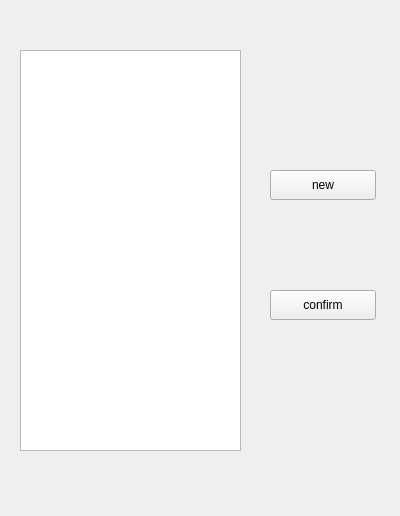
Before: the Qt Designer form Client/front_end/changegroup.ui in Sjeary/OnPointLinkProgram, drawn with Qt 5.
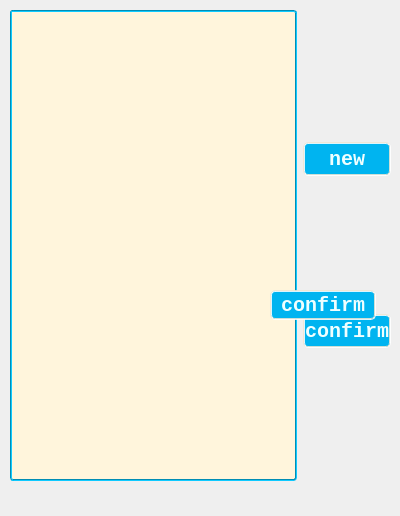
After: the same form once the commit is applied. Icons and pictures are not drawn.

Diff of the .ui file:
```diff
--- a/Client/front_end/changegroup.ui
+++ b/Client/front_end/changegroup.ui
@@ -13,28 +13,277 @@
   <property name="windowTitle">
    <string>Form</string>
   </property>
-  <widget class="QTableWidget" name="tableWidget_changegroup">
+  <property name="styleSheet">
+   <string notr="true">
+QWidget
+{
+    /*背景色，蓝到淡黄渐变*/
+    /*渐变色:rgba中最后一值为透明度,0_255&lt;-&gt;完全透明_不透明*/
+    background-color: qradialgradient(cx:0.25, cy:0.25, radius:0.75, fx:0.618 fy:0.618,
+                                        stop:0 rgba(20,150,220,240),
+                                        stop:1 rgba(255,245,220,240));
+}
+
+#login
+{
+    /*宽高*/
+    width: 800px;
+    height: 500px;
+}
+
+#label_picture
+{
+    /*背景图片，注意格式*/
+    border-image:url(:/res/background-images/login1.jpg) 4 4 4 4 strech strech;
+    /*为logo采用特殊字体*/
+    font-family: Chiller;
+    font-size: 80px;
+    font-weight:bold;
+}
+
+
+#pushButton_Login
+{
+    font-family:LiSu;
+}
+
+
+QComboBox
+{
+    /*背景，淡黄*/
+    background: rgb(255,245,220);
+    /*边框，蓝绿*/
+    border-color: rgb(0,140,180);
+    border-style: groove;
+    border-radius: 3px;
+    border-width: 2px;
+    /*前景/字体*/
+    color: black;
+    font-family: consolas;
+    font-size: 24px;
+    /*内边距*/
+    padding-top: 2px;
+    padding-left: 2px;
+    /*宽高*/
+    height: 30px;
+}
+/*下拉框格式*/
+QComboBox QAbstractItemView
+{
+    /*背景，淡黄*/
+    background: rgb(255,245,220);
+    /*前景/字体*/
+    color: black;
+    font-family: consolas;
+    font-size: 24px;
+    /*内边距*/
+    padding-top: 2px;
+    padding-left: 2px;
+    /*宽高*/
+    height: 30px;
+}
+/*选中效果*/
+QComboBox:on
+{
+    padding-top: 3px;
+    padding-left: 4px;
+}
+/*下拉箭头容器*/
+QComboBox::drop-down
+{
+    width: 32px;
+    height: 32px;
+}
+
+/*下拉箭头*/
+QComboBox::down-arrow
+{
+    image: url(:/res/icons/xiala.png);
+}
+/*下拉箭头选中效果*/
+QComboBox::down-arrow:on
+{
+    image: url(:/res/icons/shangla.png);
+}
+
+
+QCheckBox
+{
+    /*前景/字体*/
+    color: black;
+    font-family: consolas;
+    font-size: 24px;
+    /*内边距*/
+    padding-left:5px;
+}
+
+/*按钮*/
+QPushButton,QRadioButton
+{
+    /*背景，偏深蓝*/
+    background-color: rgb(0,180,240);
+    /*边框,淡黄*/
+    border-color: rgba(240,230,210,220);
+    border-radius: 5px;
+    border-style: groove;
+    border-width: 2px;
+    /*前景/字体，淡蓝*/
+    color: rgb(240,255,255);
+    font-family: consolas;
+    font-size: 20px;
+    font-weight:bold;
+    /*内边距*/
+    /*宽高*/
+    height:30px;
+}
+
+/*悬停时，背景变为淡蓝色，字体变为白色*/
+QRadioButton:hover,QPushButton:hover
+{
+    background-color: rgb(100,180,250);
+    color: white;
+}
+
+/*按下时，背景变为蓝绿色，显示边框效果*/
+QPushButton:pressed,QRadioButton:pressed
+{
+    /*背景*/
+    background-color: rgb(0,140,180);
+    /*边框*/
+    border-style: inset;
+    /*前景/字体*/
+    color: white;
+    /*内边距*/
+    padding-left:2px;
+    padding-top:2px;
+}
+
+
+QLabel
+{
+    font-family: consolas;
+    font-size: 24px;
+    font-weight:bold;
+    /*设置QLabel字体为居中*/
+    qproperty-alignment:AlignCenter;
+}
+
+
+QLineEdit,QTableWidget
+{
+    /*背景，淡黄*/
+    background: rgb(255,245,220);
+    /*选中背景，蓝色*/
+    selection-background-color: rgb(10, 140, 220);
+    /*边框，蓝绿*/
+    border-color: rgb(0,140,180);
+    border-style: groove;
+    border-radius: 3px;
+    border-width: 2px;
+    /*前景/字体*/
+    color: black;
+    font-family: consolas;
+    font-size: 24px;
+    /*宽高*/
+    height: 30px;
+}
+</string>
+  </property>
+  <widget class="QWidget" name="">
    <property name="geometry">
     <rect>
-     <x>20</x>
-     <y>50</y>
-     <width>221</width>
-     <height>401</height>
+     <x>10</x>
+     <y>10</y>
+     <width>381</width>
+     <height>471</height>
     </rect>
    </property>
-  </widget>
-  <widget class="QPushButton" name="pushButton_new">
-   <property name="geometry">
-    <rect>
-     <x>270</x>
-     <y>170</y>
-     <width>106</width>
-     <height>30</height>
-    </rect>
-   </property>
-   <property name="text">
-    <string>new</string>
-   </property>
+   <layout class="QHBoxLayout" name="horizontalLayout">
+    <item>
+     <widget class="QTableWidget" name="tableWidget_changegroup"/>
+    </item>
+    <item>
+     <layout class="QVBoxLayout" name="verticalLayout">
+      <property name="leftMargin">
+       <number>0</number>
+      </property>
+      <item>
+       <spacer name="verticalSpacer">
+        <property name="orientation">
+         <enum>Qt::Vertical</enum>
+        </property>
+        <property name="sizeType">
+         <enum>QSizePolicy::Fixed</enum>
+        </property>
+        <property name="sizeHint" stdset="0">
+         <size>
+          <width>20</width>
+          <height>40</height>
+         </size>
+        </property>
+       </spacer>
+      </item>
+      <item>
+       <widget class="QPushButton" name="pushButton_new">
+        <property name="minimumSize">
+         <size>
+          <width>85</width>
+          <height>30</height>
+         </size>
+        </property>
+        <property name="text">
+         <string>new</string>
+        </property>
+       </widget>
+      </item>
+      <item>
+       <spacer name="verticalSpacer_2">
+        <property name="orientation">
+         <enum>Qt::Vertical</enum>
+        </property>
+        <property name="sizeType">
+         <enum>QSizePolicy::Minimum</enum>
+        </property>
+        <property name="sizeHint" stdset="0">
+         <size>
+          <width>20</width>
+          <height>40</height>
+         </size>
+        </property>
+       </spacer>
+      </item>
+      <item>
+       <widget class="QPushButton" name="pushButton_confirm">
+        <property name="minimumSize">
+         <size>
+          <width>85</width>
+          <height>30</height>
+         </size>
+        </property>
+        <property name="text">
+         <string>confirm</string>
+        </property>
+       </widget>
+      </item>
+      <item>
+       <spacer name="verticalSpacer_3">
+        <property name="orientation">
+         <enum>Qt::Vertical</enum>
+        </property>
+        <property name="sizeType">
+         <enum>QSizePolicy::Fixed</enum>
+        </property>
+        <property name="sizeHint" stdset="0">
+         <size>
+          <width>20</width>
+          <height>40</height>
+         </size>
+        </property>
+       </spacer>
+      </item>
+     </layout>
+    </item>
+   </layout>
   </widget>
   <widget class="QPushButton" name="pushButton_confirm">
    <property name="geometry">
```
